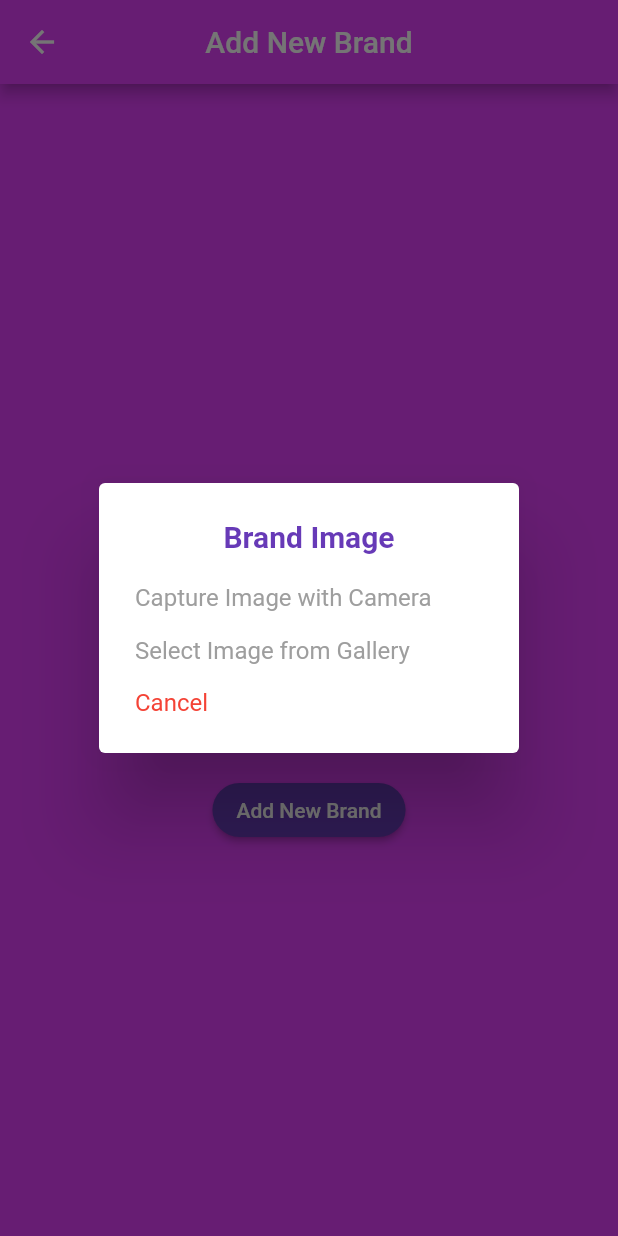
After one commit to shonibaredavida/Sellers_App, a Flutter app: the UploadBrandsScreen screen opened directly, after a tap on "Add New Brand", on a phone screen of 412 x 824 dp. The commit adds this screen. Run offline on Flutter 3.47's test engine with Material 2 defaults, Android fonts, the phone set to English and light mode, and no system bars; our stand-ins replace cloud_firestore, firebase_auth, firebase_core, firebase_storage, fluttertoast, image_picker and 1 more; accounts and stored records are empty.

Commit message:
Completed the upload brands

```diff
--- a/lib/authScreens/signup_tab_page.dart
+++ b/lib/authScreens/signup_tab_page.dart
@@ -30,7 +30,7 @@ class _SignupTaPageState extends State<SignupTaPage> {
   final ImagePicker imagePicker = ImagePicker();
   bool dev = true;
 
-  getImageFromGallry() async {
+  getImageFromGallery() async {
     imgXFile = await imagePicker.pickImage(source: ImageSource.gallery);
     setState(() {
       imgXFile;
@@ -147,7 +147,7 @@ class _SignupTaPageState extends State<SignupTaPage> {
           // get pix
           GestureDetector(
             onTap: (() {
-              getImageFromGallry();
+              getImageFromGallery();
             }),
             child: CircleAvatar(
               backgroundColor: Theme.of(context).primaryColor,
--- /dev/null
+++ b/lib/brandsScreens/upload_brands_screen.dart
@@ -0,0 +1,317 @@
+import 'dart:io';
+
+import 'package:cloud_firestore/cloud_firestore.dart';
+import 'package:firebase_storage/firebase_storage.dart';
+import 'package:flutter/material.dart';
+import 'package:fluttertoast/fluttertoast.dart';
+import 'package:image_picker/image_picker.dart';
+import 'package:sellers_app/brandsScreens/home_screen.dart';
+import 'package:sellers_app/global/global.dart';
+import 'package:sellers_app/splashScreen/my_splash_screen.dart';
+import 'package:sellers_app/widgets/progress_bar.dart';
+import 'package:firebase_storage/firebase_storage.dart' as fStorage;
+import 'package:shared_preferences/shared_preferences.dart';
+
+class UploadBrandsScreen extends StatefulWidget {
+  UploadBrandsScreen({Key? key}) : super(key: key);
+
+  @override
+  State<UploadBrandsScreen> createState() => _UploadBrandsScreenState();
+}
+
+class _UploadBrandsScreenState extends State<UploadBrandsScreen> {
+  XFile? imgXFile;
+  final ImagePicker imagePicker = ImagePicker();
+  TextEditingController? brandInfoController = TextEditingController();
+  TextEditingController? brandTitleController = TextEditingController();
+  bool uploading = false;
+  String downloadUrlImage = "";
+  bool dev = false;
+  String brandUniqueId = DateTime.now().millisecondsSinceEpoch.toString();
+
+  getImageFromGallery() async {
+    Navigator.of(context).pop();
+    imgXFile = await imagePicker.pickImage(source: ImageSource.gallery);
+    setState(() {
+      imgXFile;
+    });
+  }
+
+  captureImageFromCamera() async {
+    Navigator.of(context).pop();
+    imgXFile = await imagePicker.pickImage(source: ImageSource.camera);
+    setState(() {
+      imgXFile;
+    });
+  }
+
+  saveBrandInfoToFireStoreDB() async* {
+    FirebaseFirestore.instance
+        .collection("sellers")
+        .doc(sharedPreferences!.getString("uid"))
+        .collection("brands")
+        .doc(brandUniqueId)
+        .set({
+      "brandID": brandUniqueId,
+      "sellerUID": sharedPreferences!.getString("uid"),
+      "brandTitle": brandTitleController!.text.trim(),
+      "brandInfo": brandInfoController!.text.trim(),
+      "publishedDate": DateTime.now(),
+      "status": "available",
+      "ThumbnailUrl": downloadUrlImage,
+    });
+
+    setState(() {
+      uploading = false;
+      brandUniqueId = DateTime.now().millisecondsSinceEpoch.toString();
+    });
+    Navigator.push(
+        context, MaterialPageRoute(builder: (c) => const HomeScreen()));
+  }
+
+  validateUploadform() async {
+    //image has been seleted
+    if (imgXFile != null) {
+      if (brandInfoController!.text.isNotEmpty &&
+          brandTitleController!.text.isNotEmpty) {
+        setState(() {
+          uploading = true;
+        });
+        //1 start upload of image n download imageUrl
+        String filename = DateTime.now().microsecondsSinceEpoch.toString();
+        fStorage.Reference storageRef = fStorage.FirebaseStorage.instance
+            .ref()
+            .child("sellersBrandsImages")
+            .child(filename);
+        fStorage.UploadTask uploadImageTask =
+            storageRef.putFile(File(imgXFile!.path));
+        fStorage.TaskSnapshot taskSnapshot =
+            await uploadImageTask.whenComplete(() => null);
+        await taskSnapshot.ref.getDownloadURL().then((urlImage) {
+          downloadUrlImage = urlImage;
+        });
+        if (dev) print("saving to db");
+
+        //2 save brand info to firestore
+        saveBrandInfoToFireStoreDB();
+        //3 store the brand locally
+        sharedPreferences = await SharedPreferences.getInstance();
+        await sharedPreferences!
+            .setString("brandInfo", brandInfoController!.text.trim());
+        await sharedPreferences!
+            .setString("brandTitle", brandTitleController!.text.trim());
+        await sharedPreferences!.setString("ThumbnailUrl", downloadUrlImage);
+      } else if (brandInfoController!.text.isEmpty &&
+          brandTitleController!.text.isEmpty) {
+        //form is empty
+        Fluttertoast.showToast(msg: "Pls enter Brand Title & Information");
+      } else if (brandInfoController!.text.isEmpty) {
+        //only brand title supplied
+        Fluttertoast.showToast(msg: "Pls inter a Brand Information");
+      } else {
+        //only brand info supplied
+        Fluttertoast.showToast(msg: "Pls inter a Brand Title");
+      }
+    } else {
+      Fluttertoast.showToast(msg: "plsese Select a Pix");
+    }
+  }
+
+  uploadFormScreen() {
+    return Scaffold(
+      appBar: AppBar(
+        actions: [
+          Padding(
+            padding: const EdgeInsets.all(4.0),
+            child: IconButton(
+                onPressed: () {
+                  //validate the form
+                  uploading == true ? null : validateUploadform();
+                },
+                icon: const Icon(Icons.cloud_upload)),
+          )
+        ],
+        leading: IconButton(
+          icon: const Icon(Icons.arrow_back_rounded),
+          onPressed: () {
+            Navigator.push(
+              context,
+              MaterialPageRoute(
+                builder: (context) => const MySplashScreen(),
+              ),
+            );
+          },
+        ),
+        flexibleSpace: Container(
+          decoration: boxDecorationForAddingBrand(),
+        ),
+        title: const Text("Upload New Brand"),
+        centerTitle: true,
+      ),
+      body: ListView(children: [
+        uploading == true ? linearProgressIndicator() : Container(),
+
+        //image
+        SizedBox(
+          height: 220,
+          width: MediaQuery.of(context).size.width * 0.8,
+          child: Container(
+            decoration: BoxDecoration(
+              image: DecorationImage(
+                image: FileImage(
+                  File(imgXFile!.path),
+                ),
+              ),
+            ),
+          ),
+        ),
+        const Divider(
+          color: Colors.pinkAccent,
+          thickness: 1,
+        ),
+        ListTile(
+          leading: const Icon(
+            Icons.title,
+            color: Colors.purple,
+          ),
+          title: SizedBox(
+            width: 250,
+            child: TextField(
+              controller: brandTitleController,
+              decoration: const InputDecoration(
+                  hintText: "Brand Title",
+                  hintStyle: TextStyle(color: Colors.grey),
+                  border: InputBorder.none),
+            ),
+          ),
+        ),
+        const Divider(
+          color: Colors.pinkAccent,
+          thickness: 1,
+        ),
+        ListTile(
+          leading: const Icon(
+            Icons.perm_device_info_outlined,
+            color: Colors.purple,
+          ),
+          title: SizedBox(
+            width: 250,
+            child: TextField(
+              controller: brandInfoController,
+              decoration: const InputDecoration(
+                  hintText: "brand Info",
+                  hintStyle: TextStyle(color: Colors.grey),
+                  border: InputBorder.none),
+            ),
+          ),
+        ),
+      ]),
+    );
+  }
+
+  defaultScreen() {
+    return Scaffold(
+      appBar: AppBar(
+        flexibleSpace: Container(
+          decoration: boxDecorationForAddingBrand(),
+        ),
+        title: const Text("Add New Brand"),
+        centerTitle: true,
+      ),
+      body: Container(
+        decoration: boxDecorationForAddingBrand(),
+        child: Center(
+          child: Center(
+            child: Column(
+              mainAxisAlignment: MainAxisAlignment.center,
+              children: [
+                const Icon(
+                  Icons.add_photo_alternate_outlined,
+                  color: Colors.white,
+                  size: 200,
+                ),
+                ElevatedButton(
+                  onPressed: () {
+                    obtainImageDialogBox(context);
+                  },
+                  style: ElevatedButton.styleFrom(
+                    primary: Colors.deepPurple,
+                    shape: RoundedRectangleBorder(
+                      borderRadius: BorderRadius.circular(30),
+                    ),
+                  ),
+                  child: const Text("Add New Brand"),
+                ),
+              ],
+            ),
+          ),
+        ),
+      ),
+    );
+  }
+
+  obtainImageDialogBox(context) {
+    return showDialog(
+        context: context,
+        builder: (c) {
+          return SimpleDialog(
+            title: const Text(
+              "Brand Image",
+              textAlign: TextAlign.center,
+              style: TextStyle(
+                color: Colors.deepPurple,
+                fontWeight: FontWeight.bold,
+              ),
+            ),
+            alignment: Alignment.center,
+            children: [
+              SimpleDialogOption(
+                child: const Text(
+                  "Capture Image with Camera",
+                  style: TextStyle(color: Colors.grey),
+                ),
+                onPressed: () {
+                  captureImageFromCamera();
+                },
+              ),
+              SimpleDialogOption(
+                child: const Text(
+                  "Select Image from Gallery",
+                  style: TextStyle(color: Colors.grey),
+                ),
+                onPressed: () {
+                  getImageFromGallery();
+                },
+              ),
+              SimpleDialogOption(
+                child: const Text(
+                  "Cancel",
+                  style: TextStyle(color: Colors.red),
+                ),
+                onPressed: () {},
+              )
+            ],
+          );
+        });
+  }
+
+  BoxDecoration boxDecorationForAddingBrand() {
+    return const BoxDecoration(
+      gradient: LinearGradient(
+        colors: [
+          Colors.pinkAccent,
+          Colors.purpleAccent,
+        ],
+        begin: FractionalOffset(0.0, 0.0),
+        end: FractionalOffset(1, 0),
+        stops: [0, 0],
+        tileMode: TileMode.clamp,
+      ),
+    );
+  }
+
+  @override
+  Widget build(BuildContext context) {
+    return imgXFile == null ? defaultScreen() : uploadFormScreen();
+  }
+}
```
Also changed, not shown: lib/widgets/progress_bar.dart (added, +11 -0 lines).
